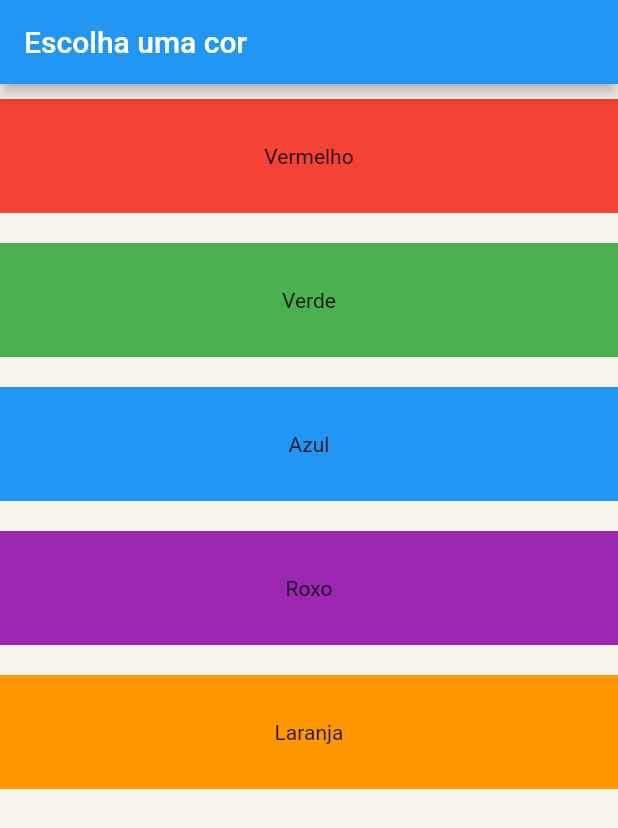
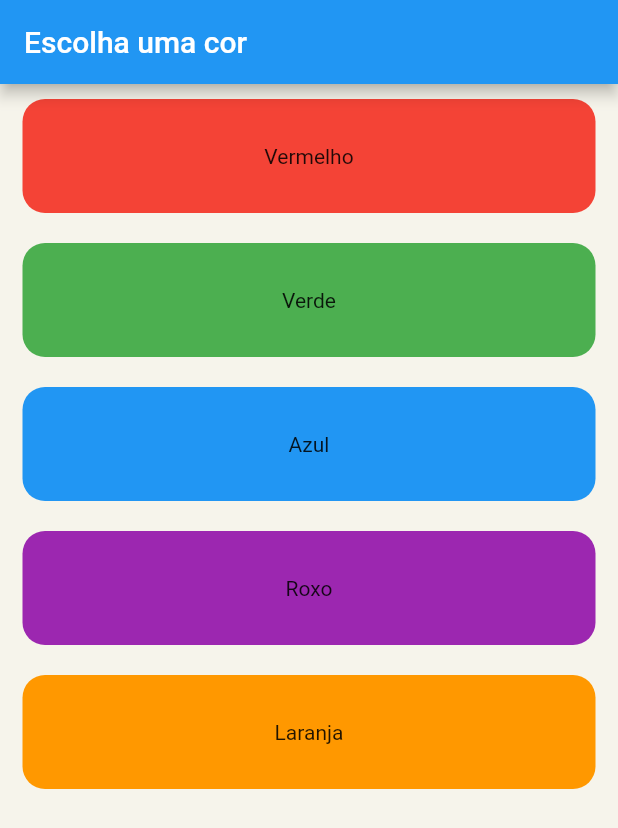
Before and after one commit to bailerG/academy_pratica_f4, a Flutter app: the screen it shows after launch, on a phone screen of 412 x 824 dp. Shown: the top 828 px of the screen. Run offline on Flutter 3.47's test engine with Material 2 defaults, Android fonts, the phone set to English and light mode, and no system bars.

Commit message:
AP1 Finalizada

```diff
--- a/lib/ef4_ap1.dart
+++ b/lib/ef4_ap1.dart
@@ -95,8 +95,11 @@ class WidgetCor extends StatelessWidget {
       },
       child: Container(
         padding: const EdgeInsets.all(30),
-        margin: const EdgeInsets.fromLTRB(0, 10, 0, 10),
-        color: cor,
+        margin: const EdgeInsets.fromLTRB(15, 10, 15, 10),
+        decoration: BoxDecoration(
+          borderRadius: const BorderRadius.all(Radius.circular(15)),
+          color: cor,
+        ),
         child: Center(
           child: Text(nomeDaCor),
         ),
```
